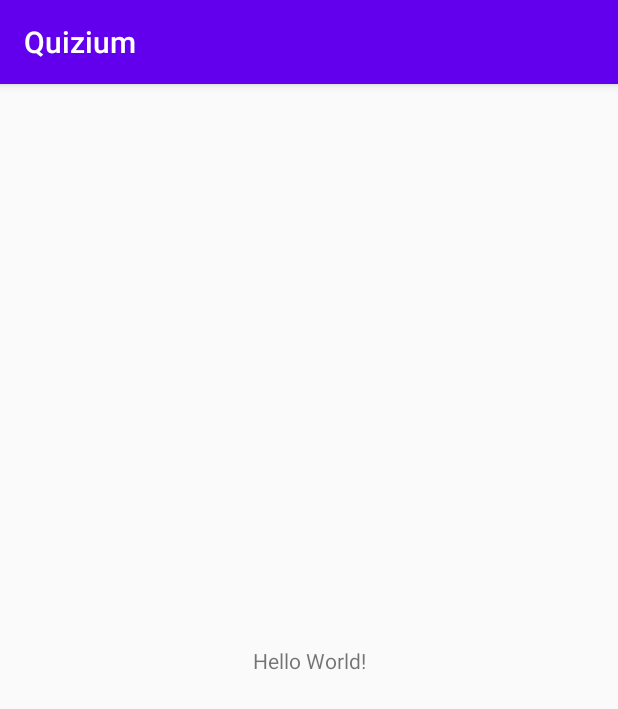
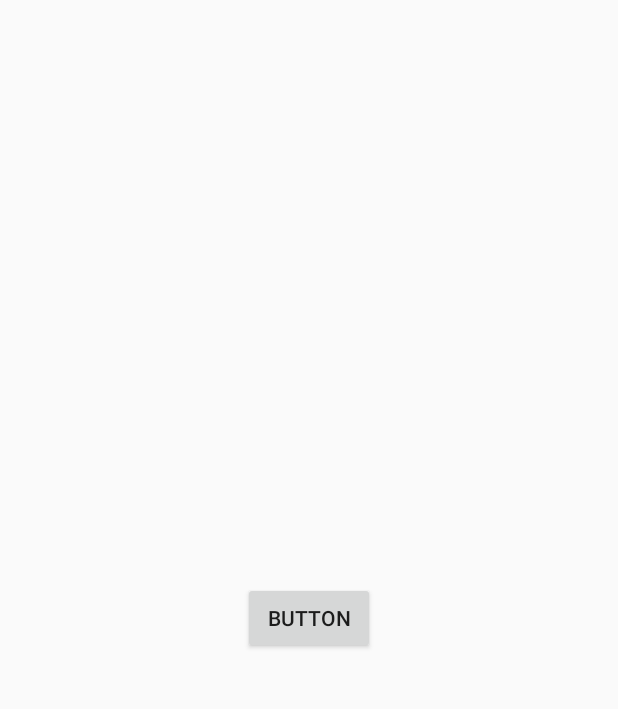
Before and after one commit to DanilB01/Quizium, an Android app: the screen it shows after launch (MainActivity), on a phone screen of 412 x 824 dp. Shown: the top 709 px of the screen. Run offline under Robolectric (Android 15) with nearby library versions, the phone set to English and light mode, and no system bars.

Commit message:
Change main app theme, add QuizListActivity and starting new activity
Main theme in styles.xml was changed, theme without ActionBar was added. Also added new QuizListActivity and set up an Intent to go from MainActivity to QuizListActivity.

```diff
--- a/app/src/main/AndroidManifest.xml
+++ b/app/src/main/AndroidManifest.xml
@@ -9,7 +9,10 @@
         android:roundIcon="@mipmap/ic_launcher_round"
         android:supportsRtl="true"
         android:theme="@style/AppTheme">
-        <activity android:name=".MainActivity">
+        <activity android:name=".QuizListActivity" />
+        <activity
+            android:name=".MainActivity"
+            android:theme="@style/AppTheme.NoActionBar">
             <intent-filter>
                 <action android:name="android.intent.action.MAIN" />
 
--- a/app/src/main/java/ru/tsu/quizium/MainActivity.java
+++ b/app/src/main/java/ru/tsu/quizium/MainActivity.java
@@ -2,7 +2,10 @@ package ru.tsu.quizium;
 
 import androidx.appcompat.app.AppCompatActivity;
 
+import android.content.Intent;
 import android.os.Bundle;
+import android.view.View;
+import android.widget.Button;
 
 public class MainActivity extends AppCompatActivity {
 
@@ -11,6 +14,14 @@ public class MainActivity extends AppCompatActivity {
         super.onCreate(savedInstanceState);
         setContentView(R.layout.activity_main);
 
+        Button btn = findViewById(R.id.button);
 
+        btn.setOnClickListener(new View.OnClickListener() {
+            @Override
+            public void onClick(View v) {
+                Intent intent = new Intent(MainActivity.this, QuizListActivity.class);
+                startActivity(intent);
+            }
+        });
     }
 }
--- a/app/src/main/res/layout/activity_main.xml
+++ b/app/src/main/res/layout/activity_main.xml
@@ -6,13 +6,13 @@
     android:layout_height="match_parent"
     tools:context=".MainActivity">
 
-    <TextView
+    <Button
+        android:id="@+id/button"
         android:layout_width="wrap_content"
         android:layout_height="wrap_content"
-        android:text="Hello World!"
+        android:text="Button"
         app:layout_constraintBottom_toBottomOf="parent"
-        app:layout_constraintLeft_toLeftOf="parent"
-        app:layout_constraintRight_toRightOf="parent"
+        app:layout_constraintEnd_toEndOf="parent"
+        app:layout_constraintStart_toStartOf="parent"
         app:layout_constraintTop_toTopOf="parent" />
-
 </androidx.constraintlayout.widget.ConstraintLayout>
--- a/app/src/main/res/values/colors.xml
+++ b/app/src/main/res/values/colors.xml
@@ -1,6 +1,9 @@
 <?xml version="1.0" encoding="utf-8"?>
 <resources>
-    <color name="colorPrimary">#6200EE</color>
-    <color name="colorPrimaryDark">#3700B3</color>
-    <color name="colorAccent">#03DAC5</color>
+    <color name="colorPrimary">#FFFFFF</color>
+    <color name="colorPrimaryDark">#20000000</color>
+    <color name="colorAccent">#5E2563</color>
+
+    <color name="black">#000000</color>
+    <color name="white">#FFFFFF</color>
 </resources>
--- a/app/src/main/res/values/styles.xml
+++ b/app/src/main/res/values/styles.xml
@@ -1,10 +1,16 @@
 <resources>
     <!-- Base application theme. -->
-    <style name="AppTheme" parent="Theme.AppCompat.Light.DarkActionBar">
-        <!-- Customize your theme here. -->
-        <item name="colorPrimary">@color/colorPrimary</item>
-        <item name="colorPrimaryDark">@color/colorPrimaryDark</item>
-        <item name="colorAccent">@color/colorAccent</item>
+    <style name="AppTheme.NoActionBar">
+        <item name="windowActionBar">false</item>
+        <item name="windowNoTitle">true</item>
     </style>
 
+    <style name="AppTheme" parent="Theme.AppCompat.Light">
+        <item name="colorPrimary">@color/colorPrimary</item>
+        <item name="colorPrimaryDark">@color/black</item>
+        <item name="colorAccent">@color/colorAccent</item>
+        <item name="android:windowTranslucentStatus">true</item>
+    </style>
+
+
 </resources>
```
Also changed, not shown: app/src/main/java/ru/tsu/quizium/QuizListActivity.java (added, +14 -0 lines), app/src/main/res/layout/activity_quiz_list.xml (added, +9 -0 lines).
